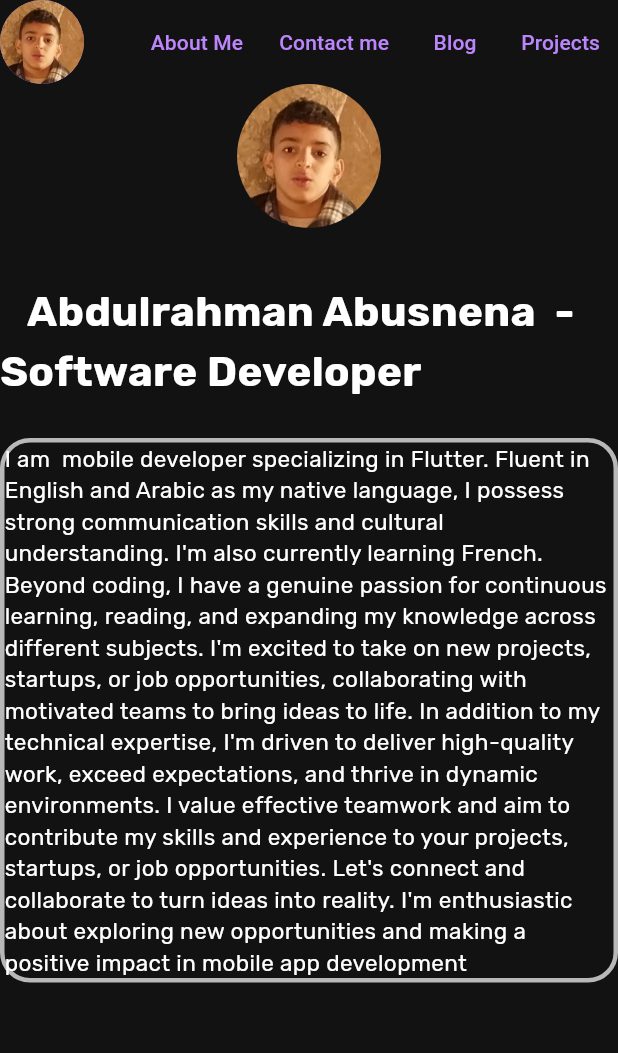
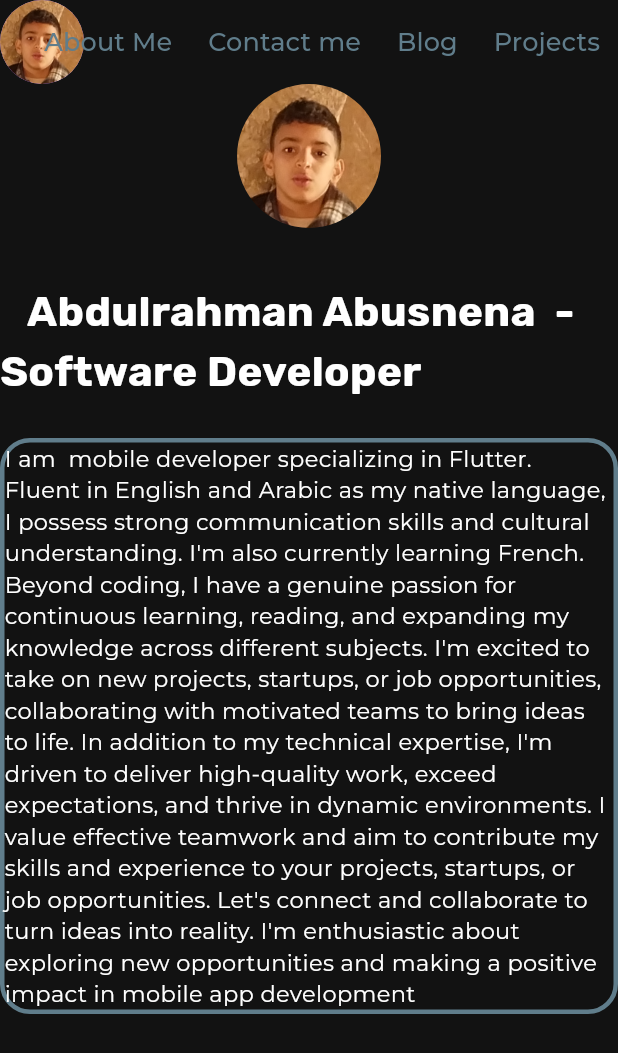
Before and after one commit to AbdulrahmanAbusnena/abdul-portofolio, a Flutter app: the screen it shows after launch, on a phone screen of 412 x 824 dp. Shown: the top 1053 px of the screen. Run offline on Flutter 3.47's test engine with Material 3 defaults, Android fonts, the phone set to English and light mode, and no system bars; drawn by our look-alikes of flutter_animate; our stand-ins replace firebase_core, google_fonts; accounts and stored records are empty.

Commit message:
git commit

```diff
--- a/lib/Pages/blog.dart
+++ b/lib/Pages/blog.dart
@@ -17,7 +17,7 @@ class _BlogState extends State<Blog> {
           crossAxisAlignment: CrossAxisAlignment.center,
           children: [
             Text(
-              'Blog',
+              'Serivce Not Available',
               style: GoogleFonts.rubik(
                 fontSize: 32,
                 fontWeight: FontWeight.bold,
--- a/lib/Pages/contactme_page.dart
+++ b/lib/Pages/contactme_page.dart
@@ -17,7 +17,7 @@ class _ContactPageState extends State<ContactPage> {
           crossAxisAlignment: CrossAxisAlignment.start,
           children: [
             Text(
-              'Contact',
+              'Serivce Not Available',
               style: GoogleFonts.rubik(
                 fontSize: 32,
                 fontWeight: FontWeight.bold,
--- a/lib/Pages/homepage.dart
+++ b/lib/Pages/homepage.dart
@@ -27,13 +27,14 @@ class _HomePageState extends State<HomePage> {
       appBar: AppBar(
         title: Text(
           name,
-          style: GoogleFonts.rubik(fontWeight: FontWeight.bold, fontSize: 25),
-        ),
+          style:
+              GoogleFonts.montserrat(fontWeight: FontWeight.bold, fontSize: 25),
+        ).animate().fade().slideY(curve: Curves.easeIn),
         // centerTitle: true,
         leading: const CircleAvatar(
             backgroundImage: AssetImage(
           'assets/abdul.png',
-        )),
+        )).animate().fade().shake(),
         actions: [
           TextButton(
               onPressed: () {
@@ -42,7 +43,12 @@ class _HomePageState extends State<HomePage> {
                     MaterialPageRoute(
                         builder: ((context) => const AboutPage())));
               },
-              child: const Text('About Me')),
+              child: Text('About Me',
+                  style: GoogleFonts.montserrat(
+                    color: Colors.blueGrey,
+                    fontSize: 17,
+                    fontWeight: FontWeight.w500,
+                  ))),
           TextButton(
             onPressed: () {
               Navigator.push(
@@ -50,7 +56,12 @@ class _HomePageState extends State<HomePage> {
                 MaterialPageRoute(builder: ((context) => const ContactPage())),
               );
             },
-            child: const Text('Contact me'),
+            child: Text('Contact me',
+                style: GoogleFonts.montserrat(
+                  color: Colors.blueGrey,
+                  fontSize: 17,
+                  fontWeight: FontWeight.w500,
+                )),
           ),
           TextButton(
             onPressed: () {
@@ -58,7 +69,12 @@ class _HomePageState extends State<HomePage> {
               Navigator.push(context,
                   MaterialPageRoute(builder: (((context) => const Blog()))));
             },
-            child: const Text('Blog'),
+            child: Text('Blog',
+                style: GoogleFonts.montserrat(
+                  color: Colors.blueGrey,
+                  fontSize: 17,
+                  fontWeight: FontWeight.w500,
+                )),
           ),
           TextButton(
               onPressed: () {
@@ -67,7 +83,12 @@ class _HomePageState extends State<HomePage> {
                     MaterialPageRoute(
                         builder: ((context) => const Projects())));
               },
-              child: const Text('Projects')),
+              child: Text('Projects',
+                  style: GoogleFonts.montserrat(
+                    color: Colors.blueGrey,
+                    fontSize: 17,
+                    fontWeight: FontWeight.w500,
+                  ))),
         ],
       ),
       body: SingleChildScrollView(
@@ -82,7 +103,7 @@ class _HomePageState extends State<HomePage> {
                     size: const Size.fromRadius(48),
                     child: Image.asset('assets/abdul.png', fit: BoxFit.cover),
                   ),
-                ),
+                ).animate().shake(),
               ],
             ),
             const SizedBox(
@@ -101,7 +122,7 @@ class _HomePageState extends State<HomePage> {
                     ),
                     // textAlign: TextAlign.start
                   ),
-                ).fade(delay: 500.ms).slide(curve: Curves.easeIn),
+                ).animate().shake(),
               ],
             ),
             const Divider(
@@ -115,13 +136,13 @@ class _HomePageState extends State<HomePage> {
                 width: 450,
                 decoration: BoxDecoration(
                     borderRadius: BorderRadius.circular(20),
-                    border: Border.all(color: Colors.white70, width: 3)),
+                    border: Border.all(color: Colors.blueGrey, width: 3)),
                 child: Column(
                     crossAxisAlignment: CrossAxisAlignment.center,
                     children: [
                       Text(
                         intro,
-                        style: GoogleFonts.rubik(
+                        style: GoogleFonts.montserrat(
                             fontSize: 15, fontWeight: FontWeight.normal),
                         // overflow: TextOverflow.ellipsis,
                         //     textAlign: TextAlign.center,
--- a/lib/Pages/projects.dart
+++ b/lib/Pages/projects.dart
@@ -17,7 +17,7 @@ class _ProjectsState extends State<Projects> {
           crossAxisAlignment: CrossAxisAlignment.start,
           children: [
             Text(
-              'Projects',
+              'Serivce Not Available',
               style: GoogleFonts.rubik(
                 fontSize: 32,
                 fontWeight: FontWeight.bold,
--- a/lib/main.dart
+++ b/lib/main.dart
@@ -3,11 +3,11 @@ import 'package:abdul/Pages/homepage.dart';
 import 'package:abdul/themes_colors/theme.dart';
 
 void main() {
-  runApp(const MainApp());
+  runApp( MainApp());
 }
 
 class MainApp extends StatelessWidget {
-  const MainApp({super.key});
+   MainApp({super.key});
 
   @override
   Widget build(BuildContext context) {
@@ -15,7 +15,8 @@ class MainApp extends StatelessWidget {
       debugShowCheckedModeBanner: false,
       title: 'Abdulrahman Abusnena',
       theme: darkMode,
-      //  routes:
+
+      // routes: '/home'
       home: const HomePage(),
     );
   }
--- a/lib/themes_colors/theme.dart
+++ b/lib/themes_colors/theme.dart
@@ -1,6 +1,6 @@
 import 'package:flutter/material.dart';
 
-ThemeData light = ThemeData(
+ThemeData lightMode = ThemeData(
     brightness: Brightness.light,
     useMaterial3: true,
     colorScheme: ColorScheme.light());
--- a/pubspec.yaml
+++ b/pubspec.yaml
@@ -45,6 +45,7 @@ dependencies:
   firebase_auth: ^4.15.3
   firebase_database: ^10.3.8
   firebase_dynamic_links: ^5.4.8
+  http: ^1.1.0
 
 dev_dependencies:
   flutter_test:
```
Also changed, not shown: lib/Pages/aboutme_page.dart (+79 -32 lines), lib/overview.dart (+6 -9 lines), firebase.json (added), pubspec.lock, 7 other files.
